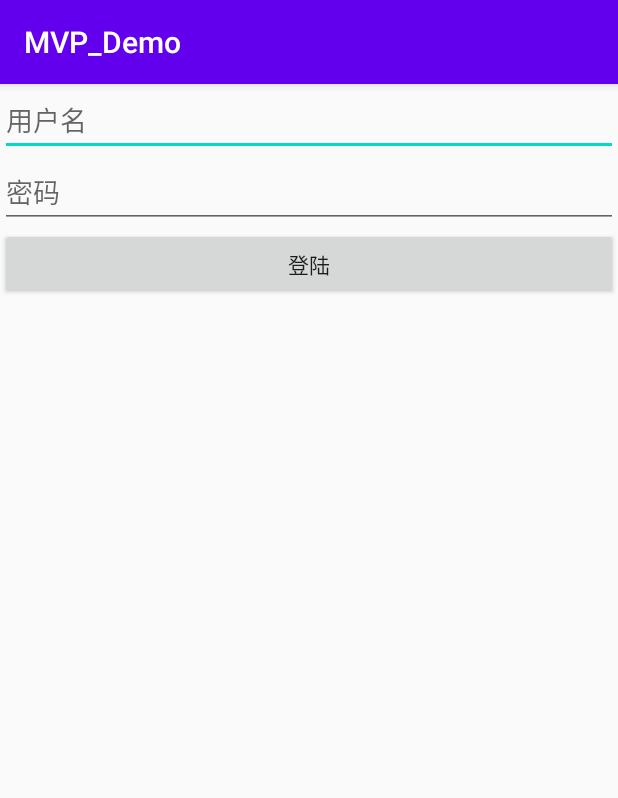
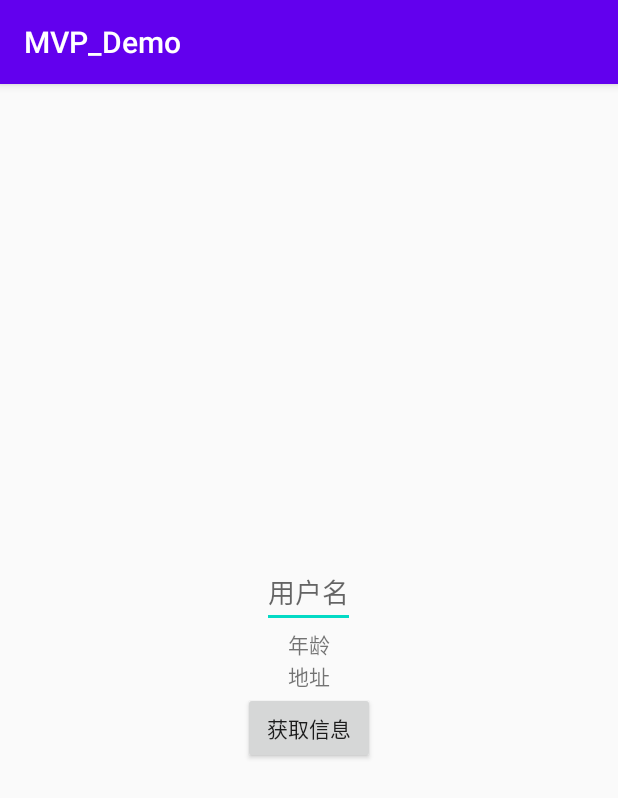
Before and after one commit to GIOPPL/MVP_Demo, an Android app: the screen it shows after launch (LoginActivity before the commit, MyInfoActivity after it), on a phone screen of 412 x 824 dp. Shown: the top 798 px of the screen. Run offline under Robolectric (Android 15) with nearby library versions, the phone set to English and light mode, and no system bars.

Commit message:
增加了获取信息的功能

```diff
--- a/app/src/main/AndroidManifest.xml
+++ b/app/src/main/AndroidManifest.xml
@@ -9,13 +9,14 @@
         android:roundIcon="@mipmap/ic_launcher_round"
         android:supportsRtl="true"
         android:theme="@style/AppTheme">
-        <activity android:name=".login.LoginActivity">
+        <activity android:name=".user_info.MyInfoActivity">
             <intent-filter>
                 <action android:name="android.intent.action.MAIN" />
 
                 <category android:name="android.intent.category.LAUNCHER" />
             </intent-filter>
         </activity>
+<!--        <activity android:name=".user_info.MyInfoActivity" />-->
     </application>
 
 </manifest>
--- a/app/src/main/java/com/gioppl/mvp_demo/base/BaseActivity.java
+++ b/app/src/main/java/com/gioppl/mvp_demo/base/BaseActivity.java
@@ -25,8 +25,7 @@ public abstract class BaseActivity<P extends BasePresenter,CONTRACT> extends App
     public abstract int getContextViewId();
     public abstract void destroy();
     public abstract P getPresenterInstance();
-    //处理异常
-    public abstract <ERROR extends Object>void responseError(ERROR error,Throwable throwable);
+
     @Override
     public void onClick(View v) {
 
--- a/app/src/main/java/com/gioppl/mvp_demo/login/LoginActivity.java
+++ b/app/src/main/java/com/gioppl/mvp_demo/login/LoginActivity.java
@@ -60,10 +60,7 @@ public class LoginActivity extends BaseActivity<LoginPresenter,ILogin.VP> {
         return new LoginPresenter();
     }
 
-    @Override
-    public <ERROR> void responseError(ERROR error,Throwable throwable) {
-        Toast.makeText(this,""+error,Toast.LENGTH_SHORT).show();
-    }
+
 
     @Override
     public void onClick(View v) {
--- /dev/null
+++ b/app/src/main/java/com/gioppl/mvp_demo/user_info/IUserInfo.java
@@ -0,0 +1,14 @@
+package com.gioppl.mvp_demo.user_info;
+
+import com.gioppl.mvp_demo.bean.ErrorInfoBean;
+import com.gioppl.mvp_demo.bean.UserBean;
+
+public interface IUserInfo {
+    public interface M{
+        void requestUserInfo(String user);
+    }
+    public interface VP{
+        void requestUserInfo(String user);
+        void responseResult(UserBean userBean, ErrorInfoBean error);
+    }
+}
--- /dev/null
+++ b/app/src/main/java/com/gioppl/mvp_demo/user_info/MyInfoActivity.java
@@ -0,0 +1,84 @@
+package com.gioppl.mvp_demo.user_info;
+
+import android.view.View;
+import android.widget.Button;
+import android.widget.EditText;
+import android.widget.TextView;
+import android.widget.Toast;
+
+import com.gioppl.mvp_demo.R;
+import com.gioppl.mvp_demo.base.BaseActivity;
+import com.gioppl.mvp_demo.bean.ErrorInfoBean;
+import com.gioppl.mvp_demo.bean.UserBean;
+
+public class MyInfoActivity extends BaseActivity<UserInfoPresenter,IUserInfo.VP> {
+    private EditText et_nickName;
+    private TextView tv_age;
+    private TextView tv_address;
+    private Button btn_getInfo;
+
+    @Override
+    public IUserInfo.VP getContract() {
+        return new IUserInfo.VP() {
+            @Override
+            public void requestUserInfo(String user) {
+                mPresenter.getContract().requestUserInfo(user);
+            }
+
+            @Override
+            public void responseResult(UserBean userBean, ErrorInfoBean error) {
+                if (error==null){
+                    tv_age.setText(userBean.getNickName());
+                    tv_address.setText(userBean.getAddress());
+                }else {
+                    Toast.makeText(MyInfoActivity.this,error.getCode()+":"+error.getMsg(),Toast.LENGTH_SHORT).show();
+                }
+
+            }
+        };
+    }
+
+    @Override
+    public void initData() {
+
+    }
+
+    @Override
+    public void initView() {
+        et_nickName=findViewById(R.id.et_nickName);
+        tv_age=findViewById(R.id.tv_age);
+        tv_address=findViewById(R.id.tv_address);
+        btn_getInfo=findViewById(R.id.btn_getInfo);
+    }
+
+    @Override
+    public void initListener() {
+        btn_getInfo.setOnClickListener(this);
+    }
+
+    @Override
+    public int getContextViewId() {
+        return R.layout.activity_imy_info;
+    }
+
+    @Override
+    public void destroy() {
+
+    }
+
+    @Override
+    public UserInfoPresenter getPresenterInstance() {
+        return new UserInfoPresenter();
+    }
+
+
+    @Override
+    public void onClick(View v) {
+        super.onClick(v);
+        switch (v.getId()){
+            case R.id.btn_getInfo:
+                getContract().requestUserInfo(et_nickName.getText().toString());
+                break;
+        }
+    }
+}
--- /dev/null
+++ b/app/src/main/java/com/gioppl/mvp_demo/user_info/UserInfoPresenter.java
@@ -0,0 +1,28 @@
+package com.gioppl.mvp_demo.user_info;
+
+import com.gioppl.mvp_demo.base.BasePresenter;
+import com.gioppl.mvp_demo.bean.ErrorInfoBean;
+import com.gioppl.mvp_demo.bean.UserBean;
+
+public class UserInfoPresenter extends BasePresenter<UserModel,MyInfoActivity,IUserInfo.VP> {
+
+    @Override
+    public UserModel getModelInstance() {
+        return new UserModel(this);
+    }
+
+    @Override
+    public IUserInfo.VP getContract() {
+        return new IUserInfo.VP() {
+            @Override
+            public void requestUserInfo(String user) {
+                mModel.getContract().requestUserInfo(user);
+            }
+
+            @Override
+            public void responseResult(UserBean userBean, ErrorInfoBean error) {
+                mView.getContract().responseResult(userBean,error);
+            }
+        };
+    }
+}
--- /dev/null
+++ b/app/src/main/java/com/gioppl/mvp_demo/user_info/UserModel.java
@@ -0,0 +1,28 @@
+package com.gioppl.mvp_demo.user_info;
+
+import com.gioppl.mvp_demo.base.BaseModel;
+import com.gioppl.mvp_demo.bean.ErrorInfoBean;
+import com.gioppl.mvp_demo.bean.UserBean;
+
+public class UserModel extends BaseModel<UserInfoPresenter,IUserInfo.M> {
+    public UserModel(UserInfoPresenter mPresenter) {
+        super(mPresenter);
+    }
+
+    @Override
+    public IUserInfo.M getContract() {
+        return new IUserInfo.M() {
+            @Override
+            public void requestUserInfo(String user) {
+                if (user.equals("123")){
+                    mPresenter.getContract().responseResult(new UserBean("普京","俄罗斯",50),null);
+                }else if (user.equals("111")){
+                    mPresenter.getContract().responseResult(new UserBean("特朗普","美国",55),null);
+                }else {
+                    mPresenter.getContract().responseResult(null,new ErrorInfoBean(-1,"未知错误"));
+                }
+
+            }
+        };
+    }
+}
--- /dev/null
+++ b/app/src/main/res/layout/activity_imy_info.xml
@@ -0,0 +1,27 @@
+<?xml version="1.0" encoding="utf-8"?>
+<LinearLayout xmlns:android="http://schemas.android.com/apk/res/android"
+    android:layout_width="match_parent"
+    android:layout_height="match_parent"
+    android:gravity="center"
+    android:orientation="vertical">
+    <EditText
+        android:id="@+id/et_nickName"
+        android:layout_width="wrap_content"
+        android:layout_height="wrap_content"
+        android:hint="用户名"/>
+    <TextView
+        android:id="@+id/tv_age"
+        android:layout_width="wrap_content"
+        android:layout_height="wrap_content"
+        android:text="年龄"/>
+    <TextView
+        android:id="@+id/tv_address"
+        android:layout_width="wrap_content"
+        android:layout_height="wrap_content"
+        android:text="地址"/>
+    <Button
+        android:id="@+id/btn_getInfo"
+        android:layout_width="wrap_content"
+        android:layout_height="wrap_content"
+        android:text="获取信息"/>
+</LinearLayout>
```
Also changed, not shown: app/src/main/java/com/gioppl/mvp_demo/bean/ErrorInfoBean.java (added, +27 -0 lines), app/src/main/java/com/gioppl/mvp_demo/bean/UserBean.java (added, +38 -0 lines), app/src/main/java/com/gioppl/mvp_demo/login/LoginPresenter.java (+0 -13 lines).
